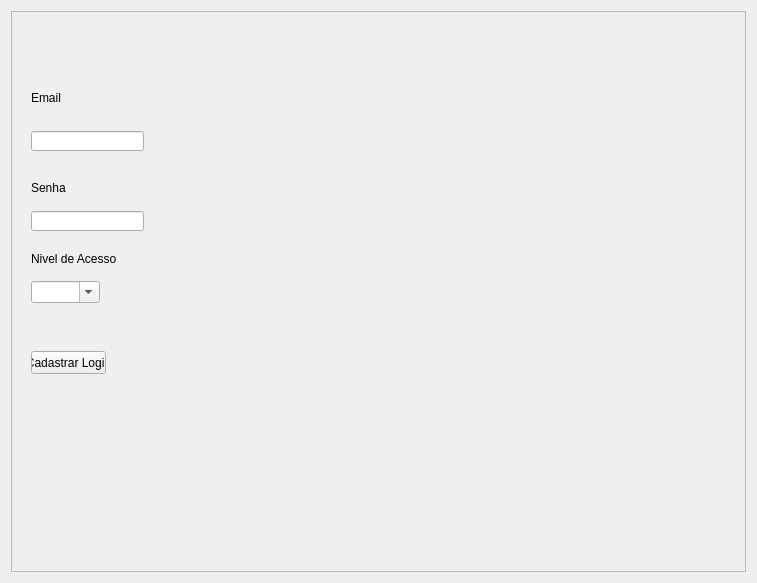
Senac-SOR-ADS/Mapa-de-Sala, file App/view/ui/cadastroLogin.ui: the form before one commit.
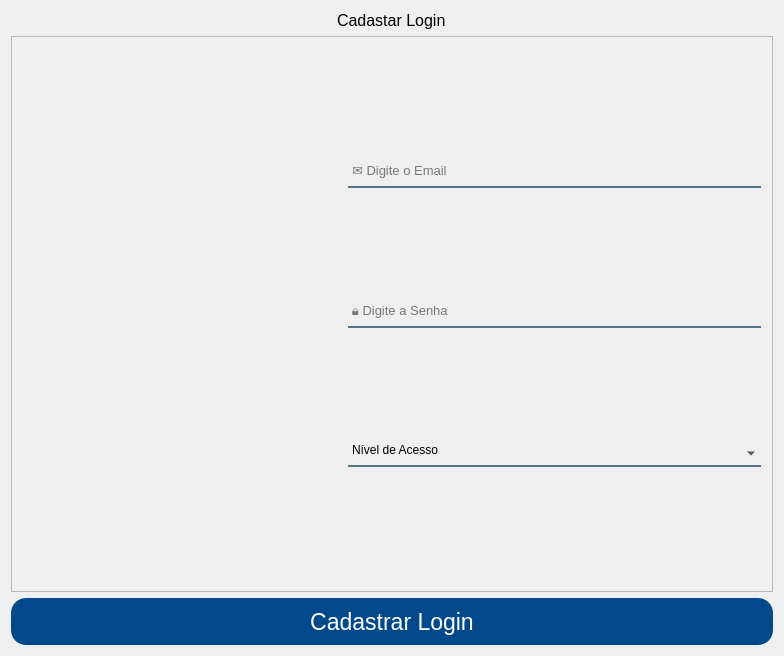
The form after the commit. Icons and pictures are not drawn.

Commit message: salvando mudanças de estilização na interface pra nn fazer merda dps

Diff of the .ui file:
```diff
--- a/App/view/ui/cadastroLogin.ui
+++ b/App/view/ui/cadastroLogin.ui
@@ -6,107 +6,201 @@
    <rect>
     <x>0</x>
     <y>0</y>
-    <width>757</width>
-    <height>583</height>
+    <width>784</width>
+    <height>656</height>
    </rect>
   </property>
   <property name="windowTitle">
    <string>Form</string>
   </property>
-  <layout class="QHBoxLayout" name="horizontalLayout">
+  <property name="styleSheet">
+   <string notr="true">QLineEdit, QComboBox {
+	background-color:rgba(0,0,0,0);
+	border:2px solid rgba(0,0,0,0);
+	border-bottom-color:rgba(46,82,101,200);
+	color:rgb(0,0,0);
+	padding-bottom:7px;
+}
+
+#btnCdastrarLogin {
+	background-color: #01498a;
+	color: #FFF;
+border: none;
+border-radius: 15px;
+}
+
+#btnCdastrarLogin:hover {
+	background-color: #f6921e;
+}
+
+#cadastrarLogin {
+	background-color:rgba(0,0,0,0);
+	border:2px solid rgba(0,0,0,0);
+	border-bottom-color:rgba(46,82,101,200);
+	color:rgb(0,0,0);
+	padding-bottom:7px;
+}</string>
+  </property>
+  <layout class="QVBoxLayout" name="verticalLayout">
+   <item alignment="Qt::AlignHCenter|Qt::AlignTop">
+    <widget class="QLabel" name="label">
+     <property name="font">
+      <font>
+       <pointsize>12</pointsize>
+      </font>
+     </property>
+     <property name="text">
+      <string>Cadastar Login</string>
+     </property>
+    </widget>
+   </item>
    <item>
     <widget class="QFrame" name="frame">
+     <property name="sizePolicy">
+      <sizepolicy hsizetype="Expanding" vsizetype="Expanding">
+       <horstretch>0</horstretch>
+       <verstretch>0</verstretch>
+      </sizepolicy>
+     </property>
      <property name="frameShape">
       <enum>QFrame::StyledPanel</enum>
      </property>
      <property name="frameShadow">
       <enum>QFrame::Raised</enum>
      </property>
-     <widget class="QLineEdit" name="email">
-      <property name="geometry">
-       <rect>
-        <x>20</x>
-        <y>120</y>
-        <width>113</width>
-        <height>20</height>
-       </rect>
+     <layout class="QHBoxLayout" name="horizontalLayout">
+      <property name="spacing">
+       <number>7</number>
       </property>
-     </widget>
-     <widget class="QLineEdit" name="senha">
-      <property name="geometry">
-       <rect>
-        <x>20</x>
-        <y>200</y>
-        <width>113</width>
-        <height>20</height>
-       </rect>
+      <property name="leftMargin">
+       <number>11</number>
       </property>
-     </widget>
-     <widget class="QComboBox" name="nivelAcesso">
-      <property name="geometry">
-       <rect>
-        <x>20</x>
-        <y>270</y>
-        <width>69</width>
-        <height>22</height>
-       </rect>
+      <property name="topMargin">
+       <number>11</number>
       </property>
-      <property name="editable">
-       <bool>true</bool>
+      <property name="rightMargin">
+       <number>11</number>
       </property>
-     </widget>
-     <widget class="QLabel" name="label">
-      <property name="geometry">
-       <rect>
-        <x>20</x>
-        <y>80</y>
-        <width>47</width>
-        <height>13</height>
-       </rect>
+      <property name="bottomMargin">
+       <number>11</number>
       </property>
-      <property name="text">
-       <string>Email</string>
-      </property>
-     </widget>
-     <widget class="QLabel" name="label_2">
-      <property name="geometry">
-       <rect>
-        <x>20</x>
-        <y>170</y>
-        <width>47</width>
-        <height>13</height>
-       </rect>
-      </property>
-      <property name="text">
-       <string>Senha</string>
-      </property>
-     </widget>
-     <widget class="QLabel" name="label_3">
-      <property name="geometry">
-       <rect>
-        <x>20</x>
-        <y>240</y>
-        <width>91</width>
-        <height>16</height>
-       </rect>
-      </property>
-      <property name="text">
-       <string>Nivel de Acesso</string>
-      </property>
-     </widget>
-     <widget class="QPushButton" name="btnCdastrarLogin">
-      <property name="geometry">
-       <rect>
-        <x>20</x>
-        <y>340</y>
-        <width>75</width>
-        <height>23</height>
-       </rect>
-      </property>
-      <property name="text">
-       <string>Cadastrar Login</string>
-      </property>
-     </widget>
+      <item>
+       <widget class="QWidget" name="widget_2" native="true">
+        <layout class="QVBoxLayout" name="verticalLayout_2">
+         <item>
+          <widget class="QLabel" name="label_2">
+           <property name="minimumSize">
+            <size>
+             <width>300</width>
+             <height>0</height>
+            </size>
+           </property>
+           <property name="text">
+            <string/>
+           </property>
+           <property name="pixmap">
+            <pixmap>imagem/logoSenac.png</pixmap>
+           </property>
+           <property name="scaledContents">
+            <bool>false</bool>
+           </property>
+           <property name="alignment">
+            <set>Qt::AlignCenter</set>
+           </property>
+          </widget>
+         </item>
+        </layout>
+       </widget>
+      </item>
+      <item>
+       <widget class="QWidget" name="widget" native="true">
+        <layout class="QVBoxLayout" name="verticalLayout_3">
+         <property name="spacing">
+          <number>0</number>
+         </property>
+         <property name="leftMargin">
+          <number>0</number>
+         </property>
+         <property name="topMargin">
+          <number>0</number>
+         </property>
+         <property name="rightMargin">
+          <number>0</number>
+         </property>
+         <property name="bottomMargin">
+          <number>0</number>
+         </property>
+         <item>
+          <widget class="QLineEdit" name="email">
+           <property name="minimumSize">
+            <size>
+             <width>0</width>
+             <height>10</height>
+            </size>
+           </property>
+           <property name="font">
+            <font>
+             <pointsize>10</pointsize>
+            </font>
+           </property>
+           <property name="text">
+            <string/>
+           </property>
+           <property name="placeholderText">
+            <string>✉️ Digite o Email</string>
+           </property>
+          </widget>
+         </item>
+         <item>
+          <widget class="QLineEdit" name="senha">
+           <property name="minimumSize">
+            <size>
+             <width>0</width>
+             <height>10</height>
+            </size>
+           </property>
+           <property name="font">
+            <font>
+             <pointsize>10</pointsize>
+            </font>
+           </property>
+           <property name="placeholderText">
+            <string>🔒 Digite a Senha</string>
+           </property>
+          </widget>
+         </item>
+         <item>
+          <widget class="QComboBox" name="nivelAcesso">
+           <property name="editable">
+            <bool>true</bool>
+           </property>
+           <property name="currentText">
+            <string>Nível de Acesso</string>
+           </property>
+          </widget>
+         </item>
+        </layout>
+       </widget>
+      </item>
+     </layout>
+    </widget>
+   </item>
+   <item>
+    <widget class="QPushButton" name="btnCdastrarLogin">
+     <property name="minimumSize">
+      <size>
+       <width>762</width>
+       <height>47</height>
+      </size>
+     </property>
+     <property name="font">
+      <font>
+       <pointsize>17</pointsize>
+      </font>
+     </property>
+     <property name="text">
+      <string>Cadastrar Login</string>
+     </property>
     </widget>
    </item>
   </layout>
```
Left out of the diff: 6 changed lines with no effect on the pictures. The commit also changes 3 other files.
